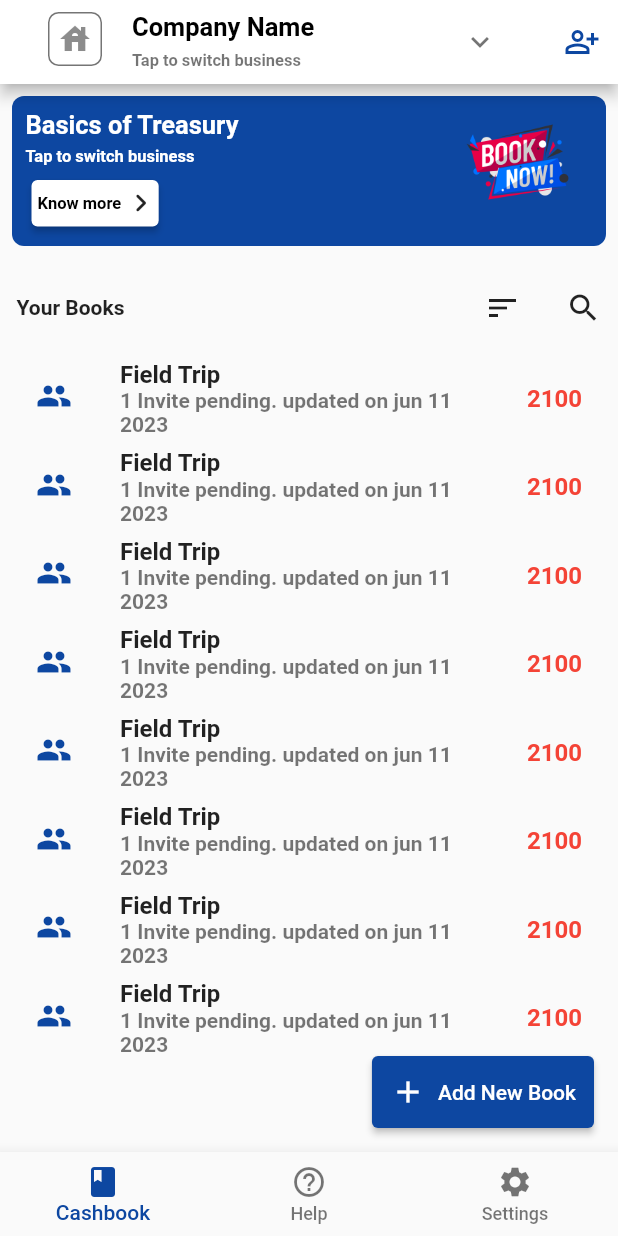
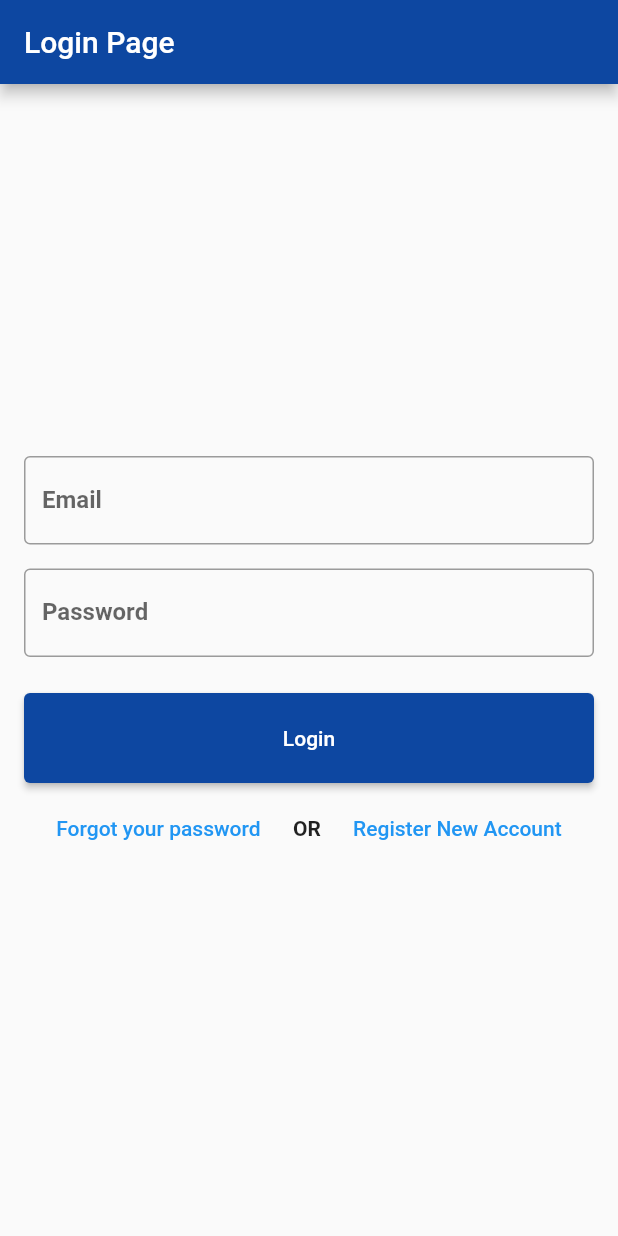
Before and after one commit to Webtonics/treasury, a Flutter app: the screen it shows after launch, on a phone screen of 412 x 824 dp. Run offline on Flutter 3.47's test engine with Material 2 defaults, Android fonts, the phone set to English and light mode, and no system bars; our stand-ins replace cloud_firestore, firebase_auth, firebase_core; accounts and stored records are empty.

Commit message:
auth integration

```diff
--- a/lib/main.dart
+++ b/lib/main.dart
@@ -1,9 +1,16 @@
+import 'package:firebase_core/firebase_core.dart';
 import 'package:flutter/material.dart';
+import 'package:treasury/screens/authentication/login.dart';
 import 'package:treasury/screens/help.dart';
 import 'package:treasury/screens/home.dart';
 import 'package:treasury/screens/settings.dart';
 
+import 'screens/cloud.dart';
+
 void main() {
+  // WidgetsFlutterBinding.ensureInitialized();
+  // await Firebase.initializeApp();
+
   runApp(const MyApp());
 }
 
@@ -31,7 +38,7 @@ class MyApp extends StatelessWidget {
           elevatedButtonTheme: ElevatedButtonThemeData(
               style:
                   ElevatedButton.styleFrom(backgroundColor: Colors.blue[900]))),
-      home: const Route(),
+      home: const LoginPage(),
     );
   }
 }
@@ -47,6 +54,7 @@ class _RouteState extends State<Route> {
   int currentTab = 0;
 
   List<Widget> pages = [
+    // TestCloud(),
     const HomeScreen(),
     const HelpScreen(),
     const SettingView()
@@ -63,6 +71,14 @@ class _RouteState extends State<Route> {
         selectedLabelStyle: const TextStyle(fontWeight: FontWeight.w500),
         currentIndex: currentTab,
         items: [
+          //test
+          // BottomNavigationBarItem(
+          //     icon: const Icon(Icons.book),
+          //     label: "Cashbook",
+          //     activeIcon: Icon(
+          //       Icons.book,
+          //       color: Colors.blue[900],
+          //     )),
           //home
           BottomNavigationBarItem(
               icon: const Icon(Icons.book),
--- /dev/null
+++ b/lib/screens/authentication/login.dart
@@ -0,0 +1,113 @@
+import 'package:flutter/material.dart';
+import 'package:treasury/screens/authentication/forgot_password.dart';
+import 'package:treasury/screens/authentication/signup.dart';
+import 'package:treasury/screens/home.dart';
+
+class LoginPage extends StatefulWidget {
+  const LoginPage({super.key});
+
+  @override
+  State<LoginPage> createState() => _LoginPageState();
+}
+
+class _LoginPageState extends State<LoginPage> {
+  final _emailController = TextEditingController();
+  final _passwordController = TextEditingController();
+  final _formKey = GlobalKey<FormState>();
+
+  @override
+  void dispose() {
+    _emailController.dispose();
+    _passwordController.dispose();
+    super.dispose();
+  }
+
+  String? _validateEmail(String? value) {
+    if (value == null || value.isEmpty) {
+      return 'Email is required';
+    }
+    if (!RegExp(r'^[\w-\.]+@([\w-]+\.)+[\w-]{2,4}$').hasMatch(value)) {
+      return 'Enter a valid email address';
+    }
+    return null;
+  }
+
+  @override
+  Widget build(BuildContext context) {
+    return Scaffold(
+      appBar: AppBar(
+        title: const Text('Login Page'),
+      ),
+      body: Padding(
+        padding: const EdgeInsets.all(16.0),
+        child: Form(
+          key: _formKey,
+          child: Column(
+            mainAxisAlignment: MainAxisAlignment.center,
+            children: [
+              TextFormField(
+                controller: _emailController,
+                decoration: const InputDecoration(
+                  border: OutlineInputBorder(),
+                  labelText: 'Email',
+                ),
+                validator: _validateEmail,
+              ),
+              const SizedBox(height: 16.0),
+              TextFormField(
+                controller: _passwordController,
+                obscureText: true,
+                decoration: const InputDecoration(
+                  border: OutlineInputBorder(),
+                  labelText: 'Password',
+                ),
+              ),
+              const SizedBox(height: 24.0),
+              ElevatedButton(
+                style: ElevatedButton.styleFrom(
+                    minimumSize: const Size(double.infinity, 60)),
+                onPressed: () {
+                  if (_formKey.currentState!.validate()) {
+                    // Perform login logic here
+                    // For example: check credentials, navigate to next screen, etc.
+                    Navigator.of(context).pushReplacement(MaterialPageRoute(
+                        builder: (context) => const HomeScreen()));
+                    print(
+                        "${_emailController.text}, ${_passwordController.text}");
+                  }
+                },
+                child: const Text('Login'),
+              ),
+              const SizedBox(
+                height: 6,
+              ),
+              Row(
+                mainAxisAlignment: MainAxisAlignment.spaceEvenly,
+                children: [
+                  TextButton(
+                      onPressed: () {
+                        Navigator.of(context).push(MaterialPageRoute(
+                            builder: (context) => const ForgotPasswordPage()));
+                      },
+                      child: const Text("Forgot your password")),
+                  Text(
+                    "OR",
+                    style: Theme.of(context).textTheme.bodyMedium,
+                  ),
+                  TextButton(
+                      onPressed: () {
+                        //   Navigator.of(context).push(MaterialPageRoute(
+                        //       builder: (context) => const RegisterPage()));
+                        Navigator.of(context).pushReplacement(MaterialPageRoute(
+                            builder: (context) => const RegisterPage()));
+                      },
+                      child: const Text("Register New Account")),
+                ],
+              )
+            ],
+          ),
+        ),
+      ),
+    );
+  }
+}
--- a/lib/screens/home.dart
+++ b/lib/screens/home.dart
@@ -1,3 +1,4 @@
+import 'package:cloud_firestore/cloud_firestore.dart';
 import 'package:flutter/material.dart';
 import 'package:treasury/constants/images.dart';
 import 'package:treasury/screens/book.dart';
@@ -18,10 +19,13 @@ class _HomeScreenState extends State<HomeScreen> {
     );
   }
 
+  // final Stream<QuerySnapshot> users =
+  //     FirebaseFirestore.instance.collection('books').snapshots();
   @override
   Widget build(BuildContext context) {
     return Scaffold(
       appBar: AppBar(
+        leading: null,
         backgroundColor: Colors.white,
         // title:
         title: ListTile(
@@ -132,7 +136,7 @@ class _HomeScreenState extends State<HomeScreen> {
             ),
           ),
 
-          //List
+          // List
           Expanded(
             child: Padding(
               padding: const EdgeInsets.all(8.0),
@@ -144,8 +148,8 @@ class _HomeScreenState extends State<HomeScreen> {
                   itemBuilder: (context, index) {
                     return ListTile(
                       onTap: () {
-                        Navigator.of(context).push(MaterialPageRoute(
-                            allowSnapshotting: false,
+                        Navigator.of(context).pushReplacement(MaterialPageRoute(
+                            // allowSnapshotting: false,
                             builder: (context) => const BookView()));
                       },
                       leading: Icon(
@@ -153,8 +157,7 @@ class _HomeScreenState extends State<HomeScreen> {
                         color: Colors.blue[900],
                       ),
                       title: const Text("Field Trip"),
-                      subtitle: const Text(
-                          "1 Invite pending. updated on jun 11 2023"),
+                      subtitle: const Text("updated on jun 11 2023"),
                       trailing: const Text(
                         "2100",
                         style: TextStyle(
--- /dev/null
+++ b/lib/services/auth/auth_provider.dart
@@ -0,0 +1,19 @@
+import 'auth_user.dart';
+
+abstract class AuthProvider {
+  Future<void> initialize();
+  AuthUser? get currentUser;
+
+  Future<AuthUser> logIn({
+    required String email,
+    required String password,
+  });
+
+  Future<AuthUser> createUser({
+    required String email,
+    required String password,
+  });
+
+  Future<void> logOut();
+  Future<void> sendEmailVerification();
+}
--- /dev/null
+++ b/lib/services/auth/auth_user.dart
@@ -0,0 +1,16 @@
+import 'package:firebase_auth/firebase_auth.dart';
+import 'package:flutter/material.dart';
+import 'package:flutter/foundation.dart';
+
+@immutable
+class AuthUser {
+  //to see if the user is verified
+  final bool isEmailVerified;
+  final String? email;
+  // create a constructor for the user?
+  const AuthUser({required this.isEmailVerified, required this.email});
+
+  //create a factory constructor to aid in mirroring the responsibility of the user
+  factory AuthUser.fromFirebase(User user) =>
+      AuthUser(email: user.email, isEmailVerified: user.emailVerified);
+}
--- a/pubspec.yaml
+++ b/pubspec.yaml
@@ -38,6 +38,7 @@ dependencies:
   cloud_firestore: ^4.8.5
   firebase_core: ^2.15.1
   flutterfire_cli: ^0.2.7
+  firebase_auth: ^4.8.0
 
 dev_dependencies:
   flutter_test:
```
Also changed, not shown: lib/screens/authentication/forgot_password.dart (added, +69 -0 lines), lib/screens/authentication/signup.dart (added, +87 -0 lines), lib/screens/book.dart (+50 -6 lines), lib/screens/cloud.dart (added, +45 -0 lines), lib/screens/hover/add_transaction.dart (added, +105 -0 lines), lib/services/auth/auth_exception.dart (added, +19 -0 lines), lib/services/auth/auth_service.dart (added, +108 -0 lines), lib/widgets/button.dart (+42 -0 lines), lib/screens/authentication/verify_email.dart (added), lib/services/cloud/crud.dart (added), pubspec.lock, 2 other files.
